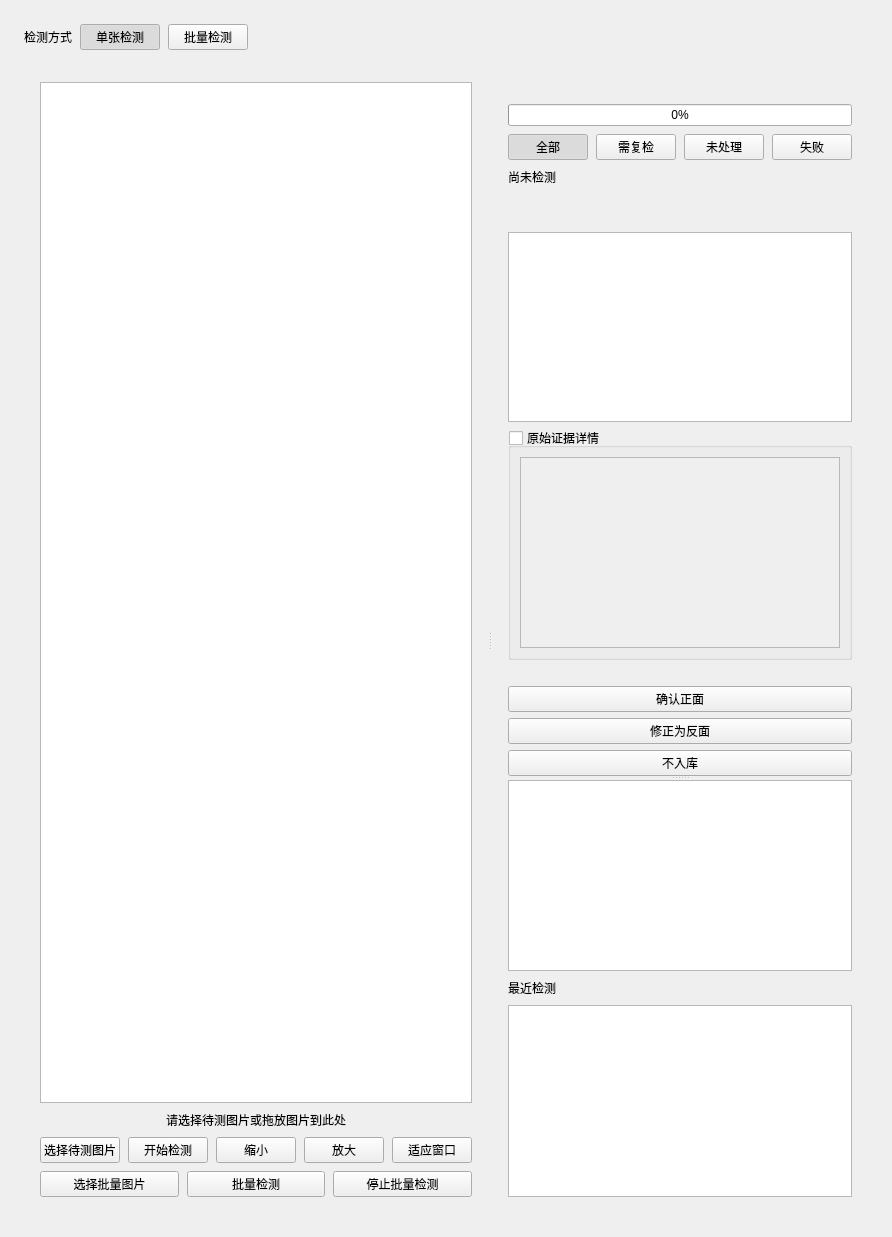
This is qt_app/inspectionpage.ui in Curry30LHJ/workpiece-orientation as Qt 5 draws it before an edit. The edited form follows.
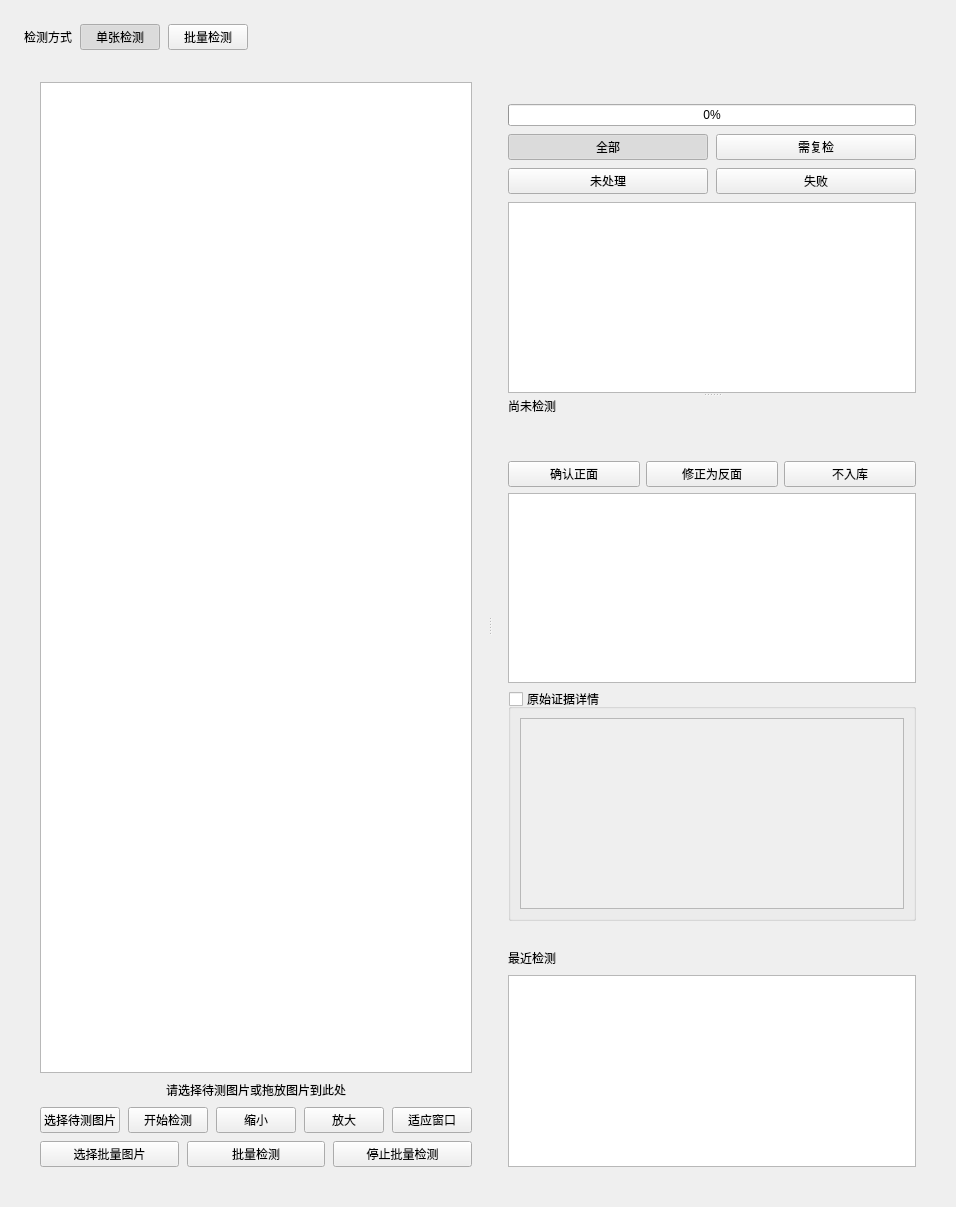
This is the edited form. Custom widgets are drawn as their Qt base class.

Commit message: fix: make batch review layout responsive

Patch:
```diff
--- a/qt_app/inspectionpage.ui
+++ b/qt_app/inspectionpage.ui
@@ -54,26 +54,40 @@
      </widget>
      <widget class="QWidget" name="resultPane">
       <property name="panel" stdset="0"><bool>true</bool></property>
+      <property name="minimumSize"><size><width>440</width><height>0</height></size></property>
       <layout class="QVBoxLayout" name="resultPaneLayout">
        <property name="leftMargin"><number>16</number></property><property name="topMargin"><number>16</number></property><property name="rightMargin"><number>16</number></property><property name="bottomMargin"><number>16</number></property><property name="spacing"><number>8</number></property>
        <item><widget class="QLabel" name="batchSummaryLabel"><property name="text"><string/></property></widget></item>
        <item><widget class="QProgressBar" name="batchProgressBar"><property name="value"><number>0</number></property><property name="textVisible"><bool>true</bool></property></widget></item>
        <item>
-        <layout class="QHBoxLayout" name="batchFilterLayout">
-         <item><widget class="QPushButton" name="allBatchFilterButton"><property name="text"><string>全部</string></property><property name="checkable"><bool>true</bool></property><property name="checked"><bool>true</bool></property></widget></item>
-         <item><widget class="QPushButton" name="needsReviewBatchFilterButton"><property name="text"><string>需复检</string></property><property name="checkable"><bool>true</bool></property></widget></item>
-         <item><widget class="QPushButton" name="unprocessedBatchFilterButton"><property name="text"><string>未处理</string></property><property name="checkable"><bool>true</bool></property></widget></item>
-         <item><widget class="QPushButton" name="failedBatchFilterButton"><property name="text"><string>失败</string></property><property name="checkable"><bool>true</bool></property></widget></item>
+        <layout class="QGridLayout" name="batchFilterLayout">
+         <property name="horizontalSpacing"><number>8</number></property>
+         <property name="verticalSpacing"><number>8</number></property>
+         <item row="0" column="0"><widget class="QPushButton" name="allBatchFilterButton"><property name="text"><string>全部</string></property><property name="checkable"><bool>true</bool></property><property name="checked"><bool>true</bool></property></widget></item>
+         <item row="0" column="1"><widget class="QPushButton" name="needsReviewBatchFilterButton"><property name="text"><string>需复检</string></property><property name="checkable"><bool>true</bool></property></widget></item>
+         <item row="1" column="0"><widget class="QPushButton" name="unprocessedBatchFilterButton"><property name="text"><string>未处理</string></property><property name="checkable"><bool>true</bool></property></widget></item>
+         <item row="1" column="1"><widget class="QPushButton" name="failedBatchFilterButton"><property name="text"><string>失败</string></property><property name="checkable"><bool>true</bool></property></widget></item>
          </layout>
        </item>
        <item>
         <widget class="QSplitter" name="batchReviewSplitter">
          <property name="orientation"><enum>Qt::Vertical</enum></property>
+         <property name="childrenCollapsible"><bool>false</bool></property>
+         <widget class="QTableWidget" name="batchResultsTableWidget">
+          <property name="minimumSize"><size><width>0</width><height>140</height></size></property>
+         </widget>
          <widget class="QWidget" name="resultDetailPane">
           <layout class="QVBoxLayout" name="resultDetailLayout">
            <item><widget class="QLabel" name="resultLabel"><property name="text"><string>尚未检测</string></property></widget></item>
            <item><widget class="QLabel" name="resultMessageLabel"><property name="wordWrap"><bool>true</bool></property><property name="text"><string/></property></widget></item>
            <item><widget class="QLabel" name="reviewLabel"><property name="messageKind" stdset="0"><string>warning</string></property><property name="text"><string/></property></widget></item>
+           <item>
+            <layout class="QHBoxLayout" name="confirmationActionsLayout">
+             <item><widget class="QPushButton" name="confirmFrontButton"><property name="text"><string>确认正面</string></property></widget></item>
+             <item><widget class="QPushButton" name="confirmBackButton"><property name="text"><string>修正为反面</string></property></widget></item>
+             <item><widget class="QPushButton" name="rejectConfirmationButton"><property name="text"><string>不入库</string></property></widget></item>
+            </layout>
+           </item>
            <item><widget class="QTextEdit" name="evidenceTextEdit"><property name="readOnly"><bool>true</bool></property><property name="maximumHeight"><number>130</number></property></widget></item>
            <item>
             <widget class="QGroupBox" name="rawEvidenceContainer">
@@ -85,17 +99,9 @@
              </layout>
             </widget>
            </item>
-           <item><widget class="QLabel" name="currentResultTargetLabel"><property name="wordWrap"><bool>true</bool></property><property name="text"><string/></property></widget></item>
-           <item>
-            <layout class="QVBoxLayout" name="confirmationActionsLayout">
-             <item><widget class="QPushButton" name="confirmFrontButton"><property name="text"><string>确认正面</string></property></widget></item>
-             <item><widget class="QPushButton" name="confirmBackButton"><property name="text"><string>修正为反面</string></property></widget></item>
-             <item><widget class="QPushButton" name="rejectConfirmationButton"><property name="text"><string>不入库</string></property></widget></item>
-            </layout>
-           </item>
+           <item><widget class="QLabel" name="currentResultTargetLabel"><property name="wordWrap"><bool>false</bool></property><property name="text"><string/></property></widget></item>
           </layout>
          </widget>
-         <widget class="QTableWidget" name="batchResultsTableWidget"/>
         </widget>
        </item>
        <item><widget class="QLabel" name="recentInspectionTitleLabel"><property name="text"><string>最近检测</string></property><property name="sectionHeading" stdset="0"><bool>true</bool></property></widget></item>
```
The commit also changes 5 other files.
